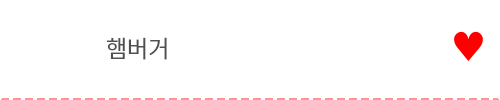
This is UI/Like_Item.ui in gimmjuu/AIHomeMadeChef as Qt 5 draws it before an edit. The edited form follows.
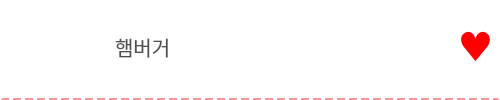
This is the edited form. Icons and pictures are not drawn.

What changed in the file:
```diff
--- a/UI/Like_Item.ui
+++ b/UI/Like_Item.ui
@@ -81,16 +81,16 @@
    <widget class="QLabel" name="label_2">
     <property name="geometry">
      <rect>
-      <x>98</x>
+      <x>108</x>
       <y>21</y>
-      <width>341</width>
+      <width>331</width>
       <height>51</height>
      </rect>
     </property>
     <property name="font">
      <font>
       <family>티머니 둥근바람 ExtraBold</family>
-      <pointsize>17</pointsize>
+      <pointsize>15</pointsize>
      </font>
     </property>
     <property name="styleSheet">
@@ -104,7 +104,7 @@
    <widget class="QPushButton" name="jjim_btn">
     <property name="geometry">
      <rect>
-      <x>443</x>
+      <x>450</x>
       <y>20</y>
       <width>51</width>
       <height>51</height>
```
